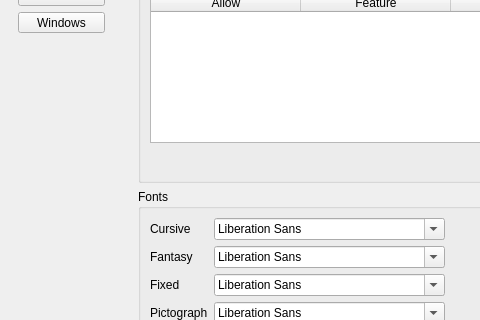
textbrowser/dooble, file 2.x/UI/dooble_settings.ui: the form before one commit; both pictures show x 0 to 480 and y 141 to 461 of the 800 by 600 pixel window.
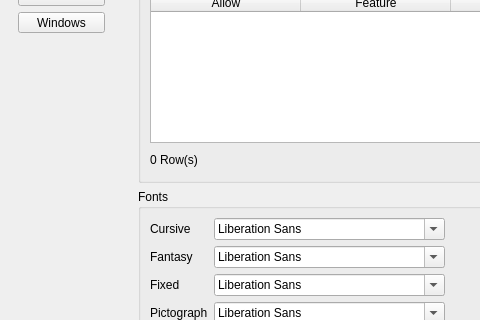
The form after the commit. The open tabs and pages were chosen to show the change. Icons and pictures are not drawn.

```diff
--- a/2.x/UI/dooble_settings.ui
+++ b/2.x/UI/dooble_settings.ui
@@ -1467,6 +1467,13 @@
                  </item>
                  <item>
                   <layout class="QHBoxLayout" name="horizontalLayout_18">
+                   <item>
+                    <widget class="QLabel" name="features_permissions_entries">
+                     <property name="text">
+                      <string>0 Row(s)</string>
+                     </property>
+                    </widget>
+                   </item>
                    <item>
                     <spacer name="horizontalSpacer_17">
                      <property name="orientation">
```
Left out of the diff: 13 changed lines with no effect on the pictures.
